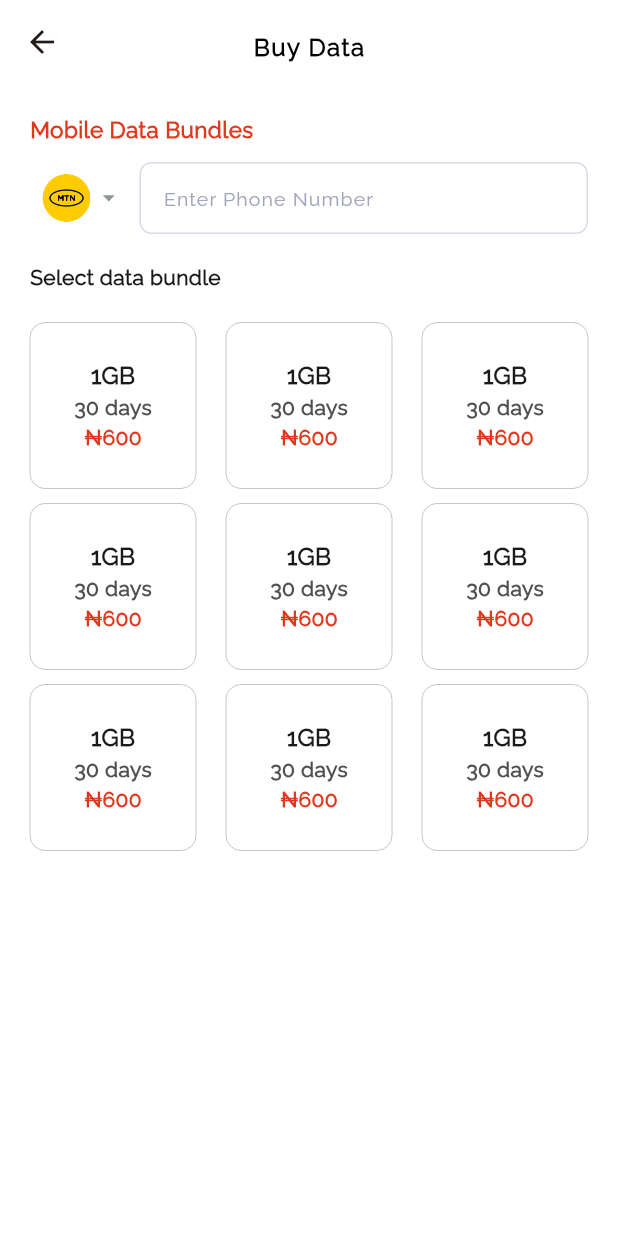
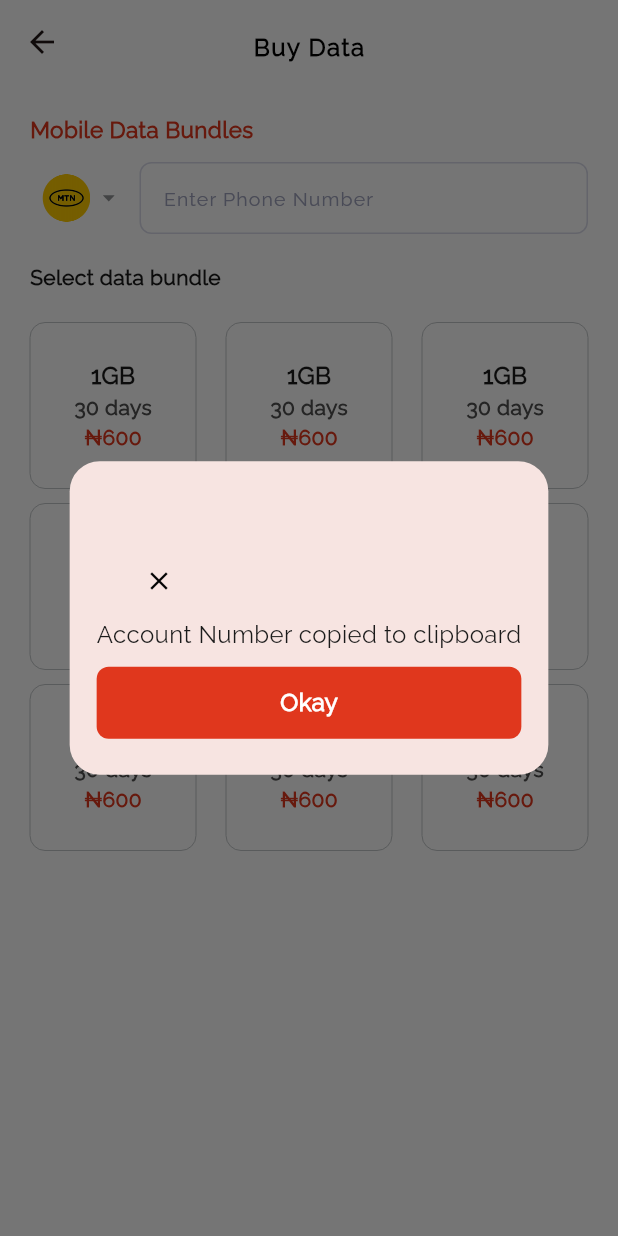
Before and after one commit to seyipaye/fastlink_bills, a Flutter app: the BuyDataScreen screen opened by its route, after a tap on "1GB", on a phone screen of 412 x 824 dp. Run offline on Flutter 3.47's test engine with Material 3 defaults, Android fonts, the light colour scheme and no system bars; our stand-ins replace currency_text_input_formatter, dotted_line, flutter_screenutil, flutter_spinkit, flutter_svg, gap and 8 more; missing offline and left inert: clipboard, pwa_install; accounts and stored records are empty; network calls fail.

Commit message:
Buy Data details

```diff
--- a/lib/presentation/modules/data/buy_data/buy_data_screen.dart
+++ b/lib/presentation/modules/data/buy_data/buy_data_screen.dart
@@ -3,6 +3,8 @@ import 'package:fastlink_app/core/extentions.dart';
 import 'package:fastlink_app/presentation/modules/airtime/buy_airtime/buy_airtime_screen.dart';
 import 'package:fastlink_app/presentation/modules/data/buy_data/buy_data_controller.dart';
 import 'package:fastlink_app/presentation/utils/constants.dart';
+import 'package:fastlink_app/presentation/utils/styles/color.dart';
+import 'package:fastlink_app/presentation/utils/styles/fb_button.dart';
 import 'package:fastlink_app/presentation/utils/styles/text_size.dart';
 import 'package:fastlink_app/presentation/widgets/indicators.dart';
 import 'package:fastlink_app/presentation/widgets/quick_link.dart';
@@ -209,7 +211,11 @@ class DataBundle extends StatelessWidget {
 
   @override
   Widget build(BuildContext context) {
-    return Column(
+    return GestureDetector(
+      onTap: (){
+         _confirmPaymentDialog();
+      },
+      child: Column(
           mainAxisAlignment: MainAxisAlignment.center,
           children: [
             Text(
@@ -223,6 +229,45 @@ class DataBundle extends StatelessWidget {
             Text(
               "₦600",
               style: FBText.fBTextOrangeSmall,
-        )]);
+          )]),
+    );
   }
 }
+
+void _confirmPaymentDialog() {
+  Get.defaultDialog(
+    barrierDismissible: false,
+    //leading:
+    title: '',
+    content: Padding(
+      padding: const EdgeInsets.symmetric(horizontal: 10),
+      child: Column(
+        mainAxisAlignment: MainAxisAlignment.start,
+        crossAxisAlignment: CrossAxisAlignment.start,
+        children: [
+          Align(
+            child: Transform.translate(
+              offset: Offset(-100, 0.0),
+              child: IconButton(
+                icon: Icon(Icons.close, color: Colors.black),
+                onPressed: () => Get.back(),
+              ),
+            ),
+          ),
+          Text("Account Number copied to clipboard",
+              style: FBText.fBTextBlackMedium),
+              Gap(10),
+          SizedBox(
+            height: 48,
+            child: FBButton(
+              title: 'Okay',
+              color: FBColors.orangeColor,
+              textColor: FBColors.whiteColor,
+              onTap: () => Get.back(),
+            ),
+          ),
+        ],
+      ),
+    ),
+  );
+}
--- a/lib/presentation/modules/wallet/transfer_payment/transfer_by_wallet/transfer_screen.dart
+++ b/lib/presentation/modules/wallet/transfer_payment/transfer_by_wallet/transfer_screen.dart
@@ -168,13 +168,9 @@ class TransferDetailsWidget extends StatelessWidget {
   void _showCustomCopyDialog() {
   Get.defaultDialog(
     barrierDismissible: false,
+    //leading:
     title: '',
-    content: Container(
-      color: FBColors.whiteColor,
-      decoration: BoxDecoration(
-        borderRadius: BorderRadius.circular(16),
-      ),
-      child: Padding(
+    content: Padding(
       padding: const EdgeInsets.symmetric(horizontal: 10),
       child: Column(
         mainAxisAlignment: MainAxisAlignment.start,
@@ -204,7 +200,6 @@ class TransferDetailsWidget extends StatelessWidget {
         ],
       ),
     ),
-    ),
   );
 }
 
```
Lines whose indentation alone changed are shown as unchanged.
